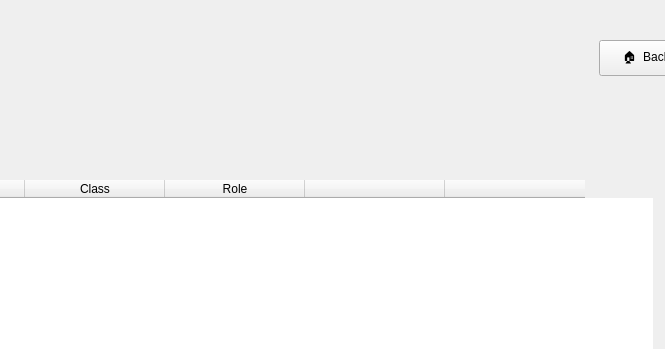
Before: the Qt Designer form Oscuola/mainwindow.ui in mohamed-adhd/Oscuola, drawn with Qt 5; both pictures show x 531 to 1196 and y 0 to 349 of the 1280 by 720 pixel window.
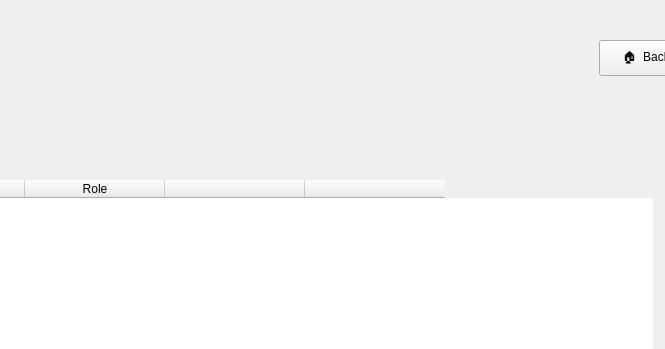
After: the same form once the commit is applied. The open tabs and pages were chosen to show the change.

The edit to the form file:
```diff
--- a/Oscuola/mainwindow.ui
+++ b/Oscuola/mainwindow.ui
@@ -4668,11 +4668,6 @@
          <string>Email</string>
         </property>
        </column>
-       <column>
-        <property name="text">
-         <string>Class</string>
-        </property>
-       </column>
        <column>
         <property name="text">
          <string>Role</string>
```
Left out of the diff: 2 changed lines with no effect on the pictures.
